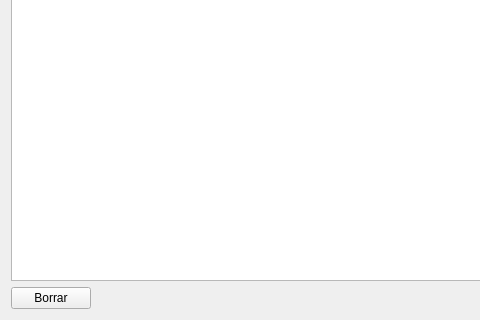
Before: the Qt Designer form gui/dlggestionlibros.ui in rogorido/libroskop, drawn with Qt 5; both pictures show x 0 to 480 and y 233 to 553 of the 922 by 553 pixel window.
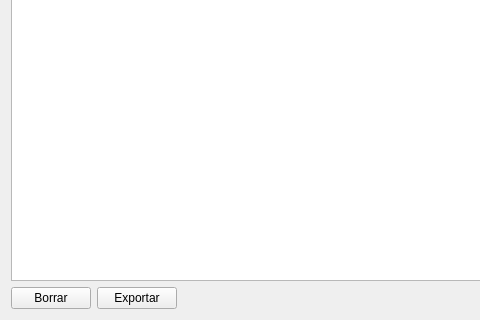
After: the same form once the commit is applied. Icons and pictures are not drawn.

Commit message: Mejoras de UI

Patch:
```diff
--- a/gui/dlggestionlibros.ui
+++ b/gui/dlggestionlibros.ui
@@ -80,6 +80,17 @@
        </property>
       </widget>
      </item>
+     <item>
+      <widget class="QPushButton" name="pbExportar">
+       <property name="text">
+        <string>Exportar</string>
+       </property>
+       <property name="icon">
+        <iconset resource="../icons.qrc">
+         <normaloff>:/icons/icons/network-transmit-receive.png</normaloff>:/icons/icons/network-transmit-receive.png</iconset>
+       </property>
+      </widget>
+     </item>
      <item>
       <spacer name="horizontalSpacer_2">
        <property name="orientation">
```
The commit also changes 1 other file.
